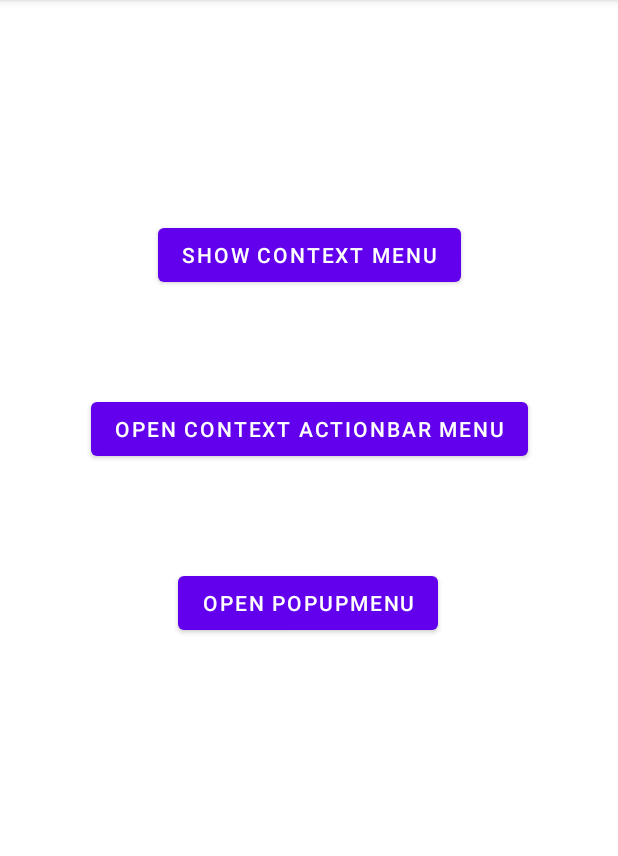
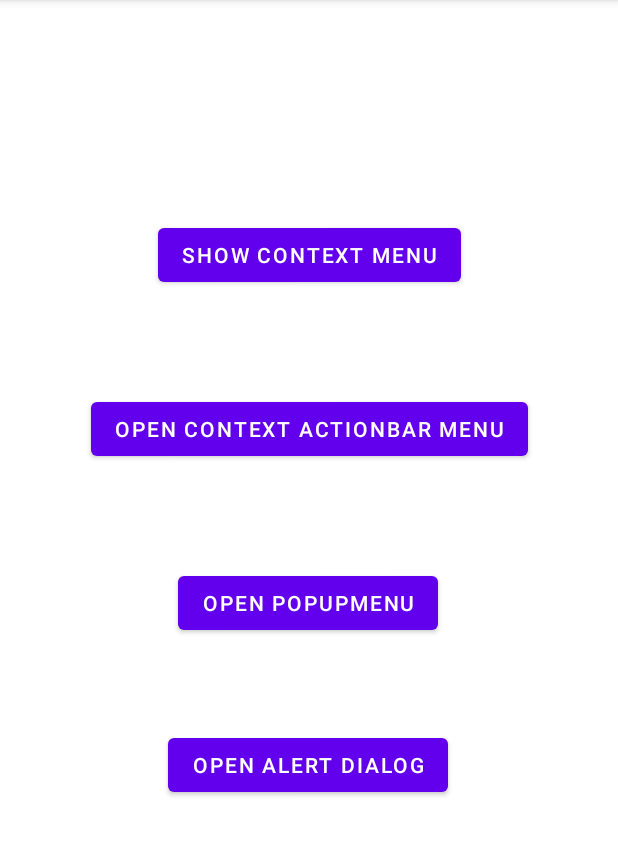
Before and after one commit to lrandom/BKD0708K11-android, an Android app: the screen it shows after launch (Session10), on a phone screen of 412 x 824 dp, the part 84-940 px from its top. Run offline under Robolectric (Android 15) with nearby library versions, the phone set to English and light mode, and no system bars.

Commit message:
update demo alert dialog

```diff
--- a/app/src/main/java/com/example/bkd0708k11/Session10.java
+++ b/app/src/main/java/com/example/bkd0708k11/Session10.java
@@ -1,8 +1,10 @@
 package com.example.bkd0708k11;
 
 import androidx.annotation.NonNull;
+import androidx.appcompat.app.AlertDialog;
 import androidx.appcompat.app.AppCompatActivity;
 
+import android.content.DialogInterface;
 import android.os.Bundle;
 import android.view.ActionMode;
 import android.view.ContextMenu;
@@ -16,7 +18,7 @@ import android.widget.PopupMenu;
 import android.widget.Toast;
 
 public class Session10 extends AppCompatActivity {
-    Button btnShowContextMenu, btnOpenContextActionBarMenu, btnOpenPopupMenu;
+    Button btnShowContextMenu, btnOpenContextActionBarMenu, btnOpenPopupMenu, btnOpenAlertDialog;
 
     @Override
     protected void onCreate(Bundle savedInstanceState) {
@@ -90,6 +92,32 @@ public class Session10 extends AppCompatActivity {
 
             }
         });
+
+        btnOpenAlertDialog = findViewById(R.id.btnOpenAlertDialog);
+        btnOpenAlertDialog.setOnClickListener(new View.OnClickListener() {
+            @Override
+            public void onClick(View v) {
+                AlertDialog.Builder builder = new AlertDialog.Builder(Session10.this);
+                builder.setTitle("Cấp báo");
+                builder.setMessage("Bạn đã trúng vietlot 100 tỏi, ko làm mà đòi có ăn thì chỉ có chơi Vietlot. Bạn có muốn nhận giải không ???");
+                builder.setPositiveButton("Có, nhận chứ, đang nghèo", new DialogInterface.OnClickListener() {
+                    @Override
+                    public void onClick(DialogInterface dialog, int which) {
+                        Toast.makeText(Session10.this, "Đã nhận tiền", Toast.LENGTH_SHORT).show();
+                    }
+                });
+                builder.setNegativeButton("Không, mình giàu sẵn rồi", new DialogInterface.OnClickListener() {
+                    @Override
+                    public void onClick(DialogInterface dialog, int which) {
+                        Toast.makeText(Session10.this, "Chê tiền ?? phí !!!", Toast.LENGTH_SHORT).show();
+                    }
+                });
+
+                AlertDialog dialog = builder.create();
+                dialog.show();
+
+            }
+        });
     }
 
 
--- a/app/src/main/res/layout/activity_session10.xml
+++ b/app/src/main/res/layout/activity_session10.xml
@@ -39,4 +39,15 @@
         app:layout_constraintStart_toStartOf="parent"
         app:layout_constraintTop_toBottomOf="@+id/btnOpenContextActionBarMenu"
         app:layout_constraintVertical_bias="0.0" />
+
+    <Button
+        android:id="@+id/btnOpenAlertDialog"
+        android:layout_width="wrap_content"
+        android:layout_height="wrap_content"
+        android:layout_marginTop="60dp"
+        android:text="Open Alert Dialog"
+        app:layout_constraintEnd_toEndOf="parent"
+        app:layout_constraintHorizontal_bias="0.498"
+        app:layout_constraintStart_toStartOf="parent"
+        app:layout_constraintTop_toBottomOf="@+id/btnOpenPopupMenu" />
 </androidx.constraintlayout.widget.ConstraintLayout>
```
